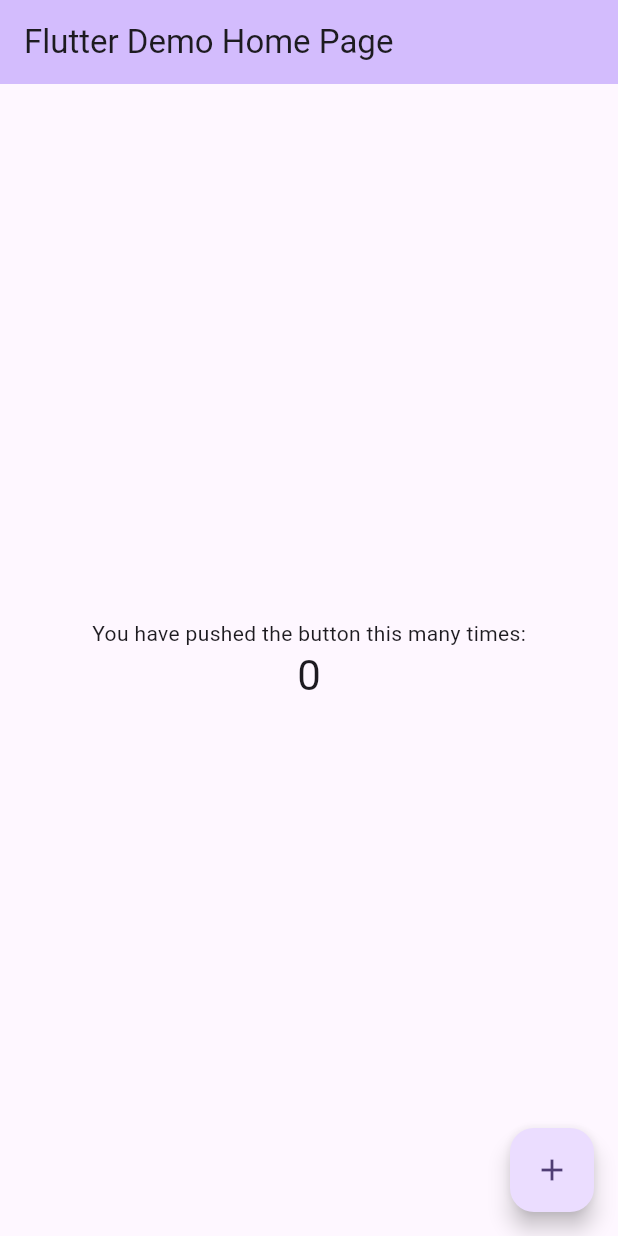
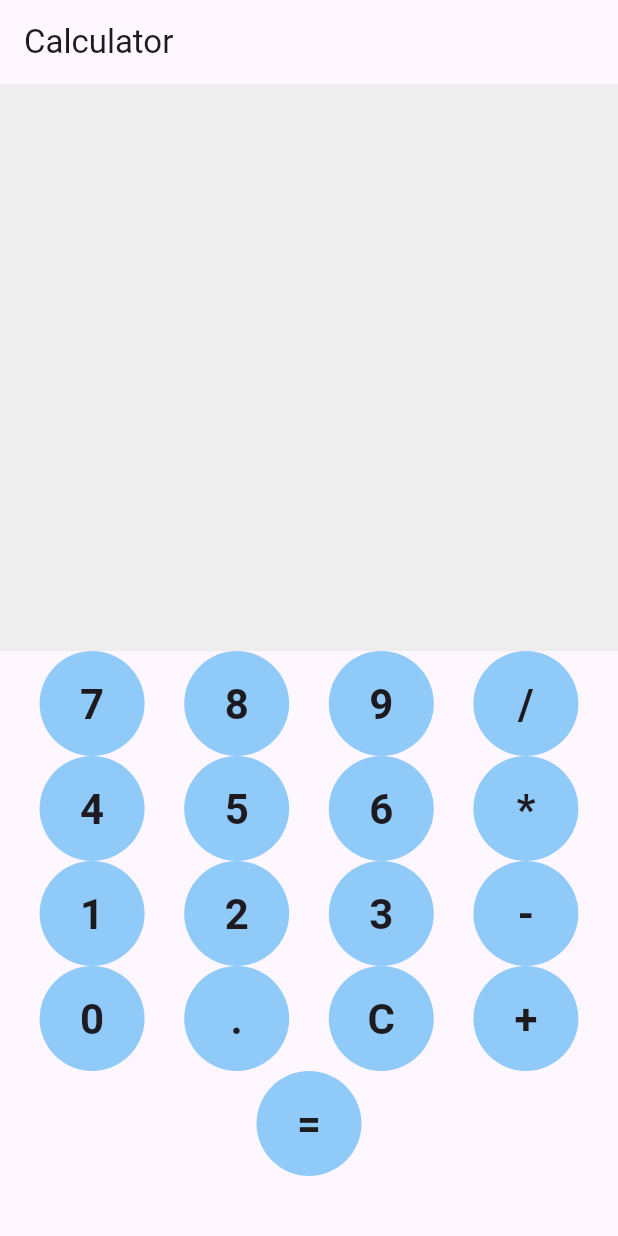
Before and after one commit to bashapu/calculator_app, a Flutter app: the screen it shows after launch, on a phone screen of 412 x 824 dp. Run offline on Flutter 3.47's test engine with Material 3 defaults, Android fonts, the phone set to English and light mode, and no system bars.

Commit message:
Add Basic UI

```diff
--- a/lib/main.dart
+++ b/lib/main.dart
@@ -1,122 +1,112 @@
 import 'package:flutter/material.dart';
 
-void main() {
-  runApp(const MyApp());
-}
+void main() => runApp(CalculatorApp());
 
-class MyApp extends StatelessWidget {
-  const MyApp({super.key});
-
-  // This widget is the root of your application.
+class CalculatorApp extends StatelessWidget {
   @override
   Widget build(BuildContext context) {
     return MaterialApp(
-      title: 'Flutter Demo',
+      title: 'CalculatorApp',
       theme: ThemeData(
-        // This is the theme of your application.
-        //
-        // TRY THIS: Try running your application with "flutter run". You'll see
-        // the application has a purple toolbar. Then, without quitting the app,
-        // try changing the seedColor in the colorScheme below to Colors.green
-        // and then invoke "hot reload" (save your changes or press the "hot
-        // reload" button in a Flutter-supported IDE, or press "r" if you used
-        // the command line to start the app).
-        //
-        // Notice that the counter didn't reset back to zero; the application
-        // state is not lost during the reload. To reset the state, use hot
-        // restart instead.
-        //
-        // This works for code too, not just values: Most code changes can be
-        // tested with just a hot reload.
-        colorScheme: ColorScheme.fromSeed(seedColor: Colors.deepPurple),
+        primarySwatch: Colors.blue,
+        visualDensity: VisualDensity.adaptivePlatformDensity,
       ),
-      home: const MyHomePage(title: 'Flutter Demo Home Page'),
+      home: CalculatorHomePage(),
     );
   }
 }
 
-class MyHomePage extends StatefulWidget {
-  const MyHomePage({super.key, required this.title});
-
-  // This widget is the home page of your application. It is stateful, meaning
-  // that it has a State object (defined below) that contains fields that affect
-  // how it looks.
-
-  // This class is the configuration for the state. It holds the values (in this
-  // case the title) provided by the parent (in this case the App widget) and
-  // used by the build method of the State. Fields in a Widget subclass are
-  // always marked "final".
-
-  final String title;
-
+class CalculatorHomePage extends StatefulWidget {
   @override
-  State<MyHomePage> createState() => _MyHomePageState();
+  _CalculatorHomePageState createState() => _CalculatorHomePageState();
 }
 
-class _MyHomePageState extends State<MyHomePage> {
-  int _counter = 0;
-
-  void _incrementCounter() {
-    setState(() {
-      // This call to setState tells the Flutter framework that something has
-      // changed in this State, which causes it to rerun the build method below
-      // so that the display can reflect the updated values. If we changed
-      // _counter without calling setState(), then the build method would not be
-      // called again, and so nothing would appear to happen.
-      _counter++;
-    });
-  }
+class _CalculatorHomePageState extends State<CalculatorHomePage> {
+  String displayText = '';
 
   @override
   Widget build(BuildContext context) {
-    // This method is rerun every time setState is called, for instance as done
-    // by the _incrementCounter method above.
-    //
-    // The Flutter framework has been optimized to make rerunning build methods
-    // fast, so that you can just rebuild anything that needs updating rather
-    // than having to individually change instances of widgets.
     return Scaffold(
       appBar: AppBar(
-        // TRY THIS: Try changing the color here to a specific color (to
-        // Colors.amber, perhaps?) and trigger a hot reload to see the AppBar
-        // change color while the other colors stay the same.
-        backgroundColor: Theme.of(context).colorScheme.inversePrimary,
-        // Here we take the value from the MyHomePage object that was created by
-        // the App.build method, and use it to set our appbar title.
-        title: Text(widget.title),
+        title: Text('Calculator'),
       ),
-      body: Center(
-        // Center is a layout widget. It takes a single child and positions it
-        // in the middle of the parent.
-        child: Column(
-          // Column is also a layout widget. It takes a list of children and
-          // arranges them vertically. By default, it sizes itself to fit its
-          // children horizontally, and tries to be as tall as its parent.
-          //
-          // Column has various properties to control how it sizes itself and
-          // how it positions its children. Here we use mainAxisAlignment to
-          // center the children vertically; the main axis here is the vertical
-          // axis because Columns are vertical (the cross axis would be
-          // horizontal).
-          //
-          // TRY THIS: Invoke "debug painting" (choose the "Toggle Debug Paint"
-          // action in the IDE, or press "p" in the console), to see the
-          // wireframe for each widget.
-          mainAxisAlignment: MainAxisAlignment.center,
-          children: <Widget>[
-            const Text('You have pushed the button this many times:'),
-            Text(
-              '$_counter',
-              style: Theme.of(context).textTheme.headlineMedium,
+      body: Column(
+        children: [
+          Expanded(
+            child: Container(
+              padding: EdgeInsets.all(20),
+              color: Colors.grey[200],
+              child: Align(
+                alignment: Alignment.centerRight,
+                child: Text(
+                  displayText,
+                  style: TextStyle(fontSize: 36, fontWeight: FontWeight.bold),
+                ),
+              ),
             ),
-          ],
+          ),
+          Row(
+            mainAxisAlignment: MainAxisAlignment.spaceEvenly,
+            children: [
+              _buildButton('7'), _buildButton('8'), _buildButton('9'), _buildButton('/'),
+            ],
+          ),
+          Row(
+            mainAxisAlignment: MainAxisAlignment.spaceEvenly,
+            children: [
+              _buildButton('4'), _buildButton('5'), _buildButton('6'), _buildButton('*'),
+            ],
+          ),
+          Row(
+            mainAxisAlignment: MainAxisAlignment.spaceEvenly,
+            children: [
+              _buildButton('1'), _buildButton('2'), _buildButton('3'), _buildButton('-'),
+            ],
+          ),
+          Row(
+            mainAxisAlignment: MainAxisAlignment.spaceEvenly,
+            children: [
+              _buildButton('0'), _buildButton('.'), _buildButton('C'), _buildButton('+'),
+            ],
+          ),
+          Row(
+            mainAxisAlignment: MainAxisAlignment.spaceEvenly,
+            children: [
+              _buildButton('='),
+            ],
+          ),
+          SizedBox(height: 40,),
+        ],
+      ),
+    );
+  }
+
+  // Helper function to build calculator buttons
+  Widget _buildButton(String label) {
+    return InkWell(
+      onTap: () {
+        if (label == 'C') {
+          //Clear Display
+        } else if (label == '=') {
+          //Calculate Result
+        } else {
+          //Update Display
+        }
+      },
+      child: Container(
+        width: 70,
+        height: 70,
+        decoration: BoxDecoration(
+          color: Colors.blue[200],
+          borderRadius: BorderRadius.circular(35),
+        ),
+        child: Center(
+          child: Text(
+            label,
+            style: TextStyle(fontSize: 28, fontWeight: FontWeight.bold),
+          ),
         ),
       ),
-      floatingActionButton: FloatingActionButton(
-        onPressed: _incrementCounter,
-        tooltip: 'Increment',
-        child: const Icon(Icons.add),
-      ), // This trailing comma makes auto-formatting nicer for build methods.
     );
   }
 }
```
